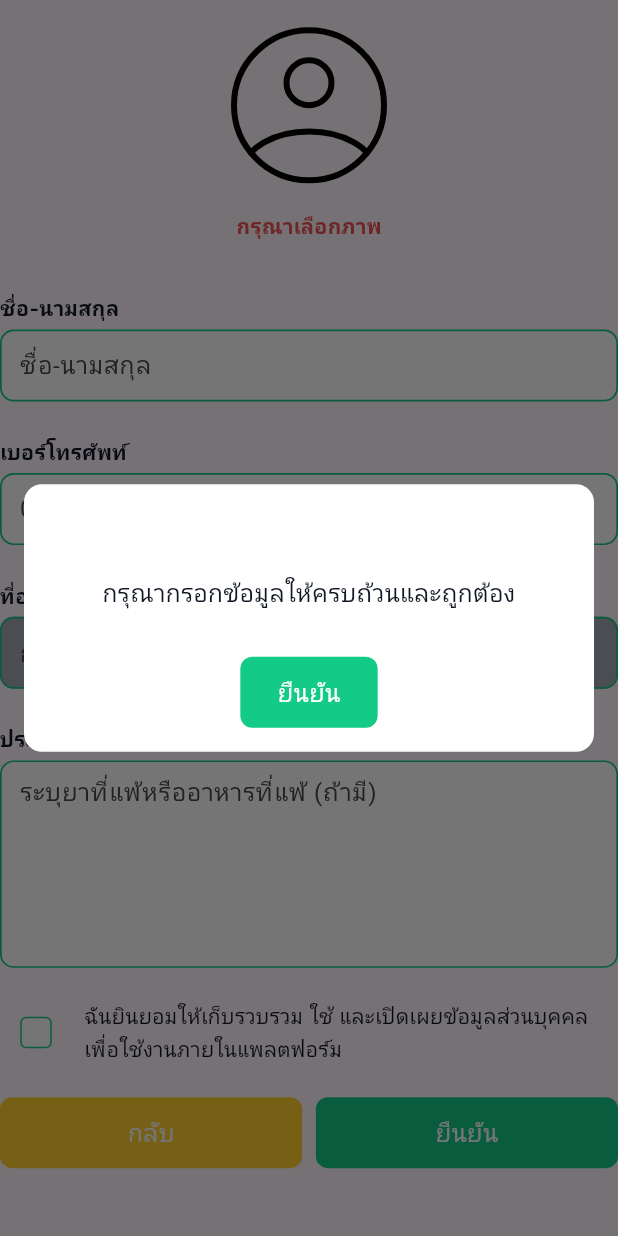
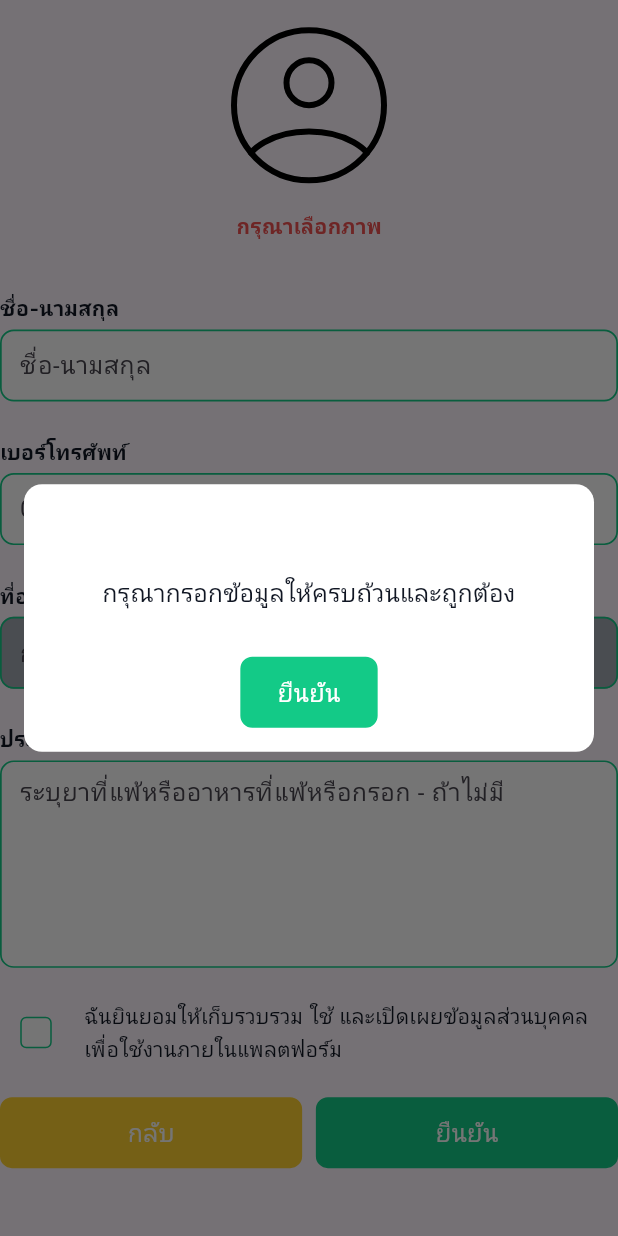
Before and after one commit to Tangkwa504/Project_Pharmacy_ECT, a Flutter app: the SignUpStep2Widget widget shown alone on an empty page, opened directly with empty values, after a tap on "ยืนยัน", on a phone screen of 412 x 824 dp. Run offline on Flutter 3.47's test engine with Material 3 defaults, Android fonts, the phone set to English and light mode, and no system bars; our stand-ins replace cached_network_image, cloud_firestore, connectivity_plus, file, firebase_analytics, firebase_auth and 24 more; missing offline and left inert: map_location_picker; accounts and stored records are empty; generated files the repository leaves out were written again.

Commit message:
fix user regis

```diff
--- a/lib/feature/authentication/widget/sign_up_step_2_widget.dart
+++ b/lib/feature/authentication/widget/sign_up_step_2_widget.dart
@@ -324,7 +324,7 @@ class _SignUpStep2WidgetState extends ConsumerState<SignUpStep2Widget> {
                 isShowLabelField: true,
                 maxLines: 5,
                 counterText: '',
-                placeholder: "ระบุยาที่แพ้หรืออาหารที่แพ้ (ถ้ามี)",
+                placeholder: "ระบุยาที่แพ้หรืออาหารที่แพ้หรือกรอก - ถ้าไม่มี",
                 validator: (value) {
                   final validators = Validators.combine(
                     [
@@ -431,9 +431,15 @@ class _SignUpStep2WidgetState extends ConsumerState<SignUpStep2Widget> {
                   isEnabled: true,
                   initialValue: false,
                   onChanged: (val) {
+                    if (val == true) {
                       setState(() {
                         isChecked = true;
                       });
+                    } else {
+                      setState(() {
+                        isChecked = false;
+                      });
+                    }
                   },
                 ),
                 Text(
@@ -463,12 +469,12 @@ class _SignUpStep2WidgetState extends ConsumerState<SignUpStep2Widget> {
                 Expanded(
                   child: BaseButton(
                     onTap: () async {
-                      if (isValidated && isChecked) {
+                      if (isValidated) {
                         if (isPharmacy) {
                           isRequiredLicensePharmacy =
                               licenseFile != null ? false : true;
                         }
-
+                        if (isChecked) {
                           isRequiredProfile = imgProfile != null ? false : true;
 
                           setState(() {});
@@ -479,6 +485,18 @@ class _SignUpStep2WidgetState extends ConsumerState<SignUpStep2Widget> {
                             }
 
                             widget.onTap(imgProfile, licenseFile);
+                          }
+                        } else {
+                          showDialog(
+                            context: context,
+                            builder: (_) {
+                              return BaseDialog(
+                                message: 'กรุณากดยินยอมให้ใช้ข้อมูล',
+                              );
+                            },
+                          );
+
+                          return;
                         }
                       } else {
                         showDialog(
```
Lines whose indentation alone changed are shown as unchanged.
